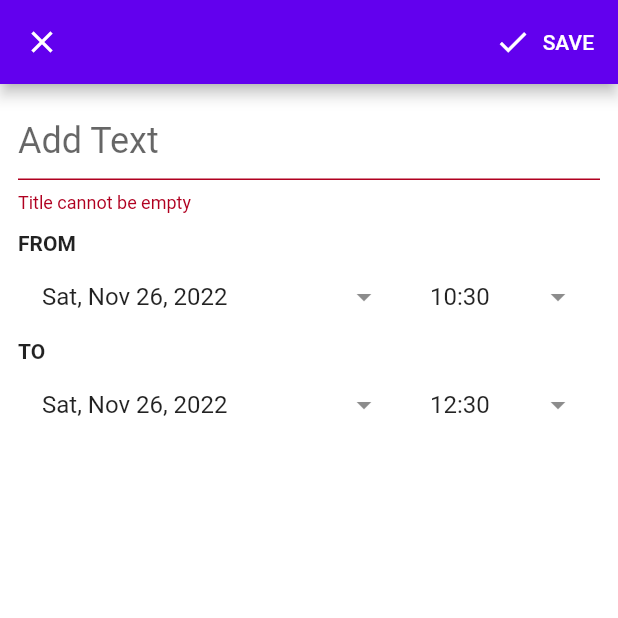
After one commit to AlvinKuruvilla/stand-up, a Flutter app: the EventEditorPage screen opened directly, after a tap on "SAVE", on a phone screen of 412 x 824 dp, the top half of it. The commit adds this screen. Run offline on Flutter 3.47's test engine with Material 2 defaults, Android fonts, the phone set to English and light mode, and no system bars; drawn by our look-alikes of overlay_support; our stand-ins replace firebase_core, introduction_screen, settings_ui, syncfusion_flutter_calendar; missing offline and left inert: flutter_stripe; accounts and stored records are empty.

Commit message:
Add new event calendar page
Supports making and editing locally created events
Features to be supported:
- Descriptions text box
 - deleting events
 - Saving and loading events from the database

```diff
--- /dev/null
+++ b/stand_up/lib/Objects/event.dart
@@ -0,0 +1,19 @@
+import 'package:flutter/material.dart';
+
+class Event {
+  final String title;
+  final String description;
+  final DateTime from;
+  final DateTime to;
+  final Color backgroundColor;
+  final bool isAllDay;
+
+  const Event({
+    required this.title,
+    required this.description,
+    required this.from,
+    required this.to,
+    this.backgroundColor = Colors.lightGreen,
+    this.isAllDay = false,
+  });
+}
--- /dev/null
+++ b/stand_up/lib/Pages/Calendar/event_editor_page.dart
@@ -0,0 +1,270 @@
+import 'package:flutter/material.dart';
+import 'package:intl/intl.dart';
+import 'package:provider/provider.dart';
+import 'package:stand_up/Objects/event.dart';
+import 'package:stand_up/Widgets/Calendar/event_provider.dart';
+
+class EventEditorPage extends StatefulWidget {
+  final Event? event;
+  const EventEditorPage({super.key, this.event});
+  @override
+  _EventEditorPageState createState() => _EventEditorPageState();
+}
+
+class _EventEditorPageState extends State<EventEditorPage> {
+  final titleController = TextEditingController();
+  final _formKey = GlobalKey<FormState>();
+  late DateTime fromDate;
+  late DateTime toDate;
+
+  @override
+  void initState() {
+    super.initState();
+
+    if (widget.event == null) {
+      fromDate = DateTime.now();
+      toDate = DateTime.now().add(const Duration(hours: 2));
+    } else {
+      final event = widget.event;
+      titleController.text = event!.title;
+      fromDate = event.from;
+      toDate = event.to;
+    }
+  }
+
+  @override
+  void dispose() {
+    titleController.dispose();
+    super.dispose();
+  }
+
+  @override
+  Widget build(BuildContext context) {
+    return Scaffold(
+      appBar: AppBar(
+        leading: const CloseButton(),
+        actions: buildEditingActions(),
+      ),
+      body: SingleChildScrollView(
+        padding: const EdgeInsets.all(12),
+        child: Form(
+          key: _formKey,
+          child: Column(
+            mainAxisSize: MainAxisSize.min,
+            children: <Widget>[
+              buildTitle(),
+              const SizedBox(
+                height: 12,
+              ),
+              buildDateTimeFields(),
+            ],
+          ),
+        ),
+      ),
+    );
+  }
+
+  String makeIntoDateString(DateTime dateTime) {
+    final date = DateFormat.yMMMEd().format(dateTime);
+    return date;
+  }
+
+  String toTimeString(DateTime dateTime) {
+    final time = DateFormat.Hm().format(dateTime);
+    return time;
+  }
+
+  List<Widget> buildEditingActions() {
+    return [
+      ElevatedButton.icon(
+          style: ElevatedButton.styleFrom(
+            backgroundColor: Colors.transparent,
+            shadowColor: Colors.transparent,
+          ),
+          onPressed: saveForm,
+          icon: const Icon(Icons.done),
+          label: const Text("SAVE"))
+    ];
+  }
+
+  Widget buildTitle() {
+    return TextFormField(
+      style: const TextStyle(fontSize: 24),
+      decoration: const InputDecoration(
+        border: UnderlineInputBorder(),
+        hintText: "Add Text",
+      ),
+      onFieldSubmitted: (_) => saveForm(),
+      validator: (title) =>
+          title != null && title.isEmpty ? "Title cannot be empty" : null,
+      controller: titleController,
+    );
+  }
+
+  Widget buildDateTimeFields() {
+    return Column(
+      children: [
+        buildFromDateField(),
+        buildToDateField(),
+      ],
+    );
+  }
+
+  Future<DateTime?> pickDateTime(
+    DateTime initialDate, {
+    required bool pickDate,
+    DateTime? firstDate,
+  }) async {
+    if (pickDate) {
+      final date = await showDatePicker(
+        context: context,
+        initialDate: initialDate,
+        firstDate: firstDate ?? DateTime(2015, 8),
+        lastDate: DateTime(2101),
+      );
+      if (date == null) {
+        return null;
+      }
+      final time =
+          Duration(hours: initialDate.hour, minutes: initialDate.minute);
+      return date.add(time);
+    } else {
+      final pickedTime = await showTimePicker(
+          context: context, initialTime: TimeOfDay.fromDateTime(initialDate));
+      if (pickedTime == null) {
+        return null;
+      }
+      final date =
+          DateTime(initialDate.year, initialDate.month, initialDate.day);
+      final time = Duration(hours: pickedTime.hour, minutes: pickedTime.minute);
+      return date.add(time);
+    }
+  }
+
+  Future pickFromDateTime({required bool pickDate}) async {
+    final date = await pickDateTime(fromDate, pickDate: pickDate);
+    if (date == null) {
+      return;
+    }
+    if (date.isAfter(toDate)) {
+      toDate =
+          DateTime(date.year, date.month, date.day, toDate.hour, toDate.minute);
+    }
+    setState(() {
+      fromDate = date;
+    });
+  }
+
+  Future pickToDateTime({required bool pickDate}) async {
+    final date = await pickDateTime(
+      toDate,
+      pickDate: pickDate,
+      firstDate: pickDate ? fromDate : null,
+    );
+    if (date == null) {
+      return;
+    }
+    setState(() {
+      fromDate = date;
+    });
+  }
+
+  Widget buildFromDateField() {
+    return Column(
+      crossAxisAlignment: CrossAxisAlignment.start,
+      children: [
+        const Text(
+          "FROM",
+          style: TextStyle(fontWeight: FontWeight.bold),
+        ),
+        Row(
+          children: [
+            Expanded(
+              flex: 2,
+              child: ListTile(
+                onTap: () {
+                  pickFromDateTime(pickDate: true);
+                },
+                trailing: const Icon(Icons.arrow_drop_down),
+                title: Text(
+                  makeIntoDateString(fromDate),
+                ),
+              ),
+            ),
+            Expanded(
+              child: ListTile(
+                onTap: () {
+                  pickFromDateTime(pickDate: false);
+                },
+                trailing: const Icon(Icons.arrow_drop_down),
+                title: Text(
+                  toTimeString(fromDate),
+                ),
+              ),
+            ),
+          ],
+        )
+      ],
+    );
+  }
+
+  Widget buildToDateField() {
+    return Column(
+      crossAxisAlignment: CrossAxisAlignment.start,
+      children: [
+        const Text(
+          "TO",
+          style: TextStyle(fontWeight: FontWeight.bold),
+        ),
+        Row(
+          children: [
+            Expanded(
+              flex: 2,
+              child: ListTile(
+                onTap: () {
+                  pickToDateTime(pickDate: true);
+                },
+                trailing: const Icon(Icons.arrow_drop_down),
+                title: Text(
+                  makeIntoDateString(toDate),
+                ),
+              ),
+            ),
+            Expanded(
+              child: ListTile(
+                onTap: () {
+                  pickToDateTime(pickDate: false);
+                },
+                trailing: const Icon(Icons.arrow_drop_down),
+                title: Text(
+                  toTimeString(toDate),
+                ),
+              ),
+            ),
+          ],
+        )
+      ],
+    );
+  }
+
+  Future saveForm() async {
+    final isValid = _formKey.currentState!.validate();
+    if (isValid) {
+      final event = Event(
+        title: titleController.text,
+        from: fromDate,
+        to: toDate,
+        description: "Description",
+        isAllDay: false,
+      );
+      final isEditing = widget.event != null;
+      final provider = Provider.of<EventProvider>(context, listen: false);
+      if (isEditing) {
+        provider.editEvent(event, widget.event!);
+      } else {
+        provider.addEvent(event);
+      }
+      Navigator.of(context).pop();
+    }
+  }
+}
--- a/stand_up/lib/Pages/Timer/timer_page.dart
+++ b/stand_up/lib/Pages/Timer/timer_page.dart
@@ -2,6 +2,7 @@ import 'package:flutter/material.dart';
 import 'package:stand_up/Objects/user_account.dart';
 import 'package:stand_up/Pages/Donation/donation_page.dart';
 import 'package:stand_up/Pages/Settings/settings_page.dart';
+import 'package:stand_up/Widgets/Calendar/calendar.dart';
 import 'package:stand_up/Widgets/Timer/animated_clock.dart';
 import 'package:stand_up/Widgets/Utilities/in_progress.dart';
 
@@ -51,7 +52,7 @@ class _TimerPageState extends State<TimerPage> {
                   Navigator.push(
                       context,
                       MaterialPageRoute(
-                          builder: (context) => const InProgressPage()));
+                          builder: (context) => const CalendarWidget()));
                 },
               ),
               ListTile(
--- /dev/null
+++ b/stand_up/lib/Widgets/Calendar/event_provider.dart
@@ -0,0 +1,27 @@
+import 'package:flutter/cupertino.dart';
+import 'package:stand_up/Objects/event.dart';
+
+class EventProvider extends ChangeNotifier {
+  final List<Event> _events = [];
+  DateTime _selectedDate = DateTime.now();
+
+  List<Event> get events => _events;
+  DateTime get selectedDate => _selectedDate;
+
+  void setDate(DateTime date) {
+    _selectedDate = date;
+  }
+
+  List<Event> get eventsOfSelectedDate => _events;
+
+  void addEvent(Event event) {
+    _events.add(event);
+    notifyListeners();
+  }
+
+  void editEvent(Event newEvent, Event oldEvent) {
+    final index = _events.indexOf(oldEvent);
+    _events[index] = newEvent;
+    notifyListeners();
+  }
+}
--- a/stand_up/pubspec.yaml
+++ b/stand_up/pubspec.yaml
@@ -44,6 +44,7 @@ dependencies:
   overlay_support: ^2.1.0
   intl: ^0.17.0
   flutter_stripe: ^7.0.0
+  syncfusion_flutter_calendar: ^20.3.58
 dev_dependencies:
   flutter_test:
     sdk: flutter
```
Also changed, not shown: stand_up/lib/Pages/Calendar/event_viewer.dart (added, +73 -0 lines), stand_up/lib/Widgets/Calendar/calendar.dart (added, +44 -0 lines), stand_up/lib/Widgets/Calendar/event_data_source.dart (added, +37 -0 lines), stand_up/lib/Widgets/Calendar/event_timeline.dart (added, +40 -0 lines), stand_up/lib/main.dart (+4 -8 lines).
